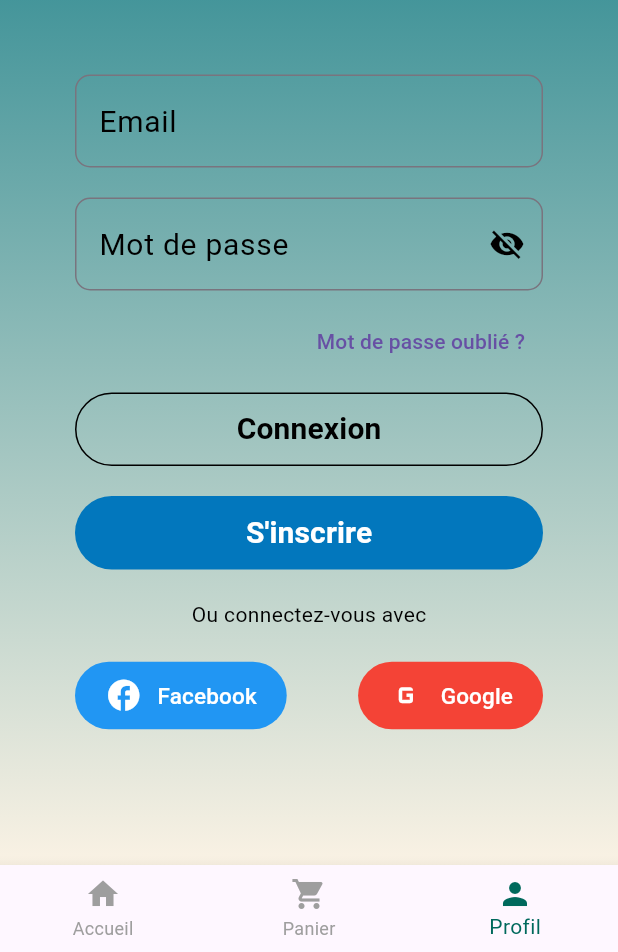
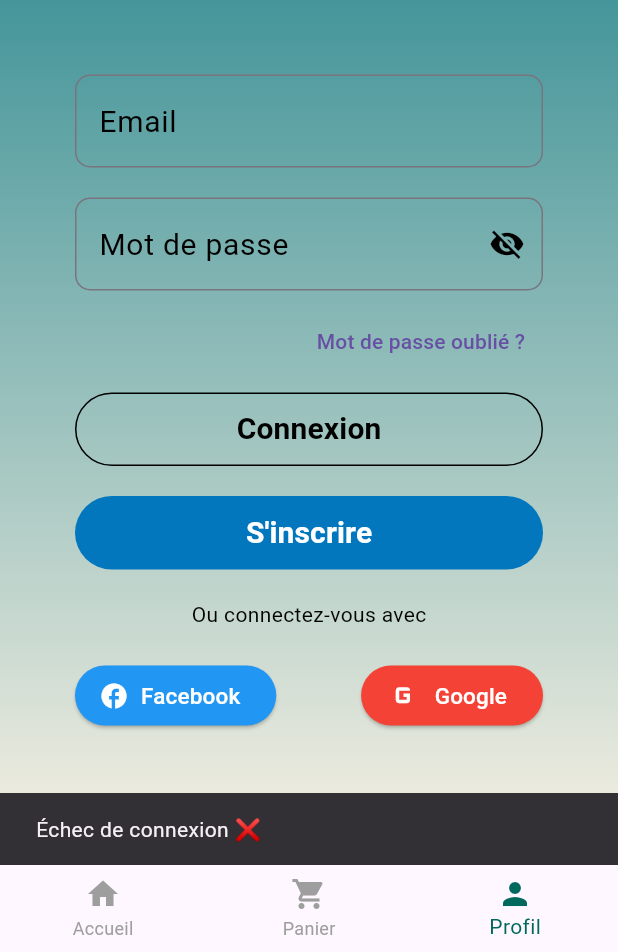
Before and after one commit to Zelikoo/Leafy, a Flutter app: the screen it shows after launch, item 3 of the bottom bar chosen, after a tap on "Facebook", on a phone screen of 412 x 824 dp, the part 284-1236 px from its top. Run offline on Flutter 3.47's test engine with Material 3 defaults, Android fonts, the phone set to English and light mode, and no system bars; our stand-ins replace google_sign_in; missing offline and left inert: flutter_facebook_auth.

Commit message:
refactor: Enhance login page UI and functionality
This commit refactors the `ProfilPage` to improve its user interface and add state management for a better user experience.

- Converts `ProfilPage` from a `StatelessWidget` to a `StatefulWidget` to manage local state.
- Wraps the page content in a `SingleChildScrollView` to prevent overflow on smaller screens.
- Replaces `hintText` with `labelText` for `Email` and `Mot de passe` fields and styles the labels.
- Implements an `OutlineInputBorder` for the text fields.
- Adds password visibility toggle functionality to the "Mot de passe" field, allowing users to show or hide the password.
- Sets appropriate keyboard types (`TextInputType.emailAddress` and `TextInputType.visiblePassword`) and disables autocorrect for the input fields.

```diff
--- a/lib/main.dart
+++ b/lib/main.dart
@@ -28,6 +28,7 @@ class MyApp extends StatelessWidget {
         '/connexion': (context) => const ConnexionPage(),
       },
       theme: ThemeData(),
+      debugShowCheckedModeBanner: false,
     );
   }
 }
--- a/lib/pages/profil_page.dart
+++ b/lib/pages/profil_page.dart
@@ -1,4 +1,6 @@
 import 'package:flutter/material.dart';
+import '../services/facebook_auth.dart';
+import '../services/google_auth.dart';
 
 class ProfilPage extends StatefulWidget {
   const ProfilPage({super.key});
@@ -11,6 +13,9 @@ class _ProfilPageState extends State<ProfilPage> {
   late bool passwordVisible = false;
   late String email = '';
   late String password = '';
+
+  final FacebookAuthService _facebookAuthService = FacebookAuthService();
+  final GoogleAuthService _googleAuthService = GoogleAuthService();
 
   @override
   Widget build(BuildContext context) {
@@ -163,60 +168,72 @@ class _ProfilPageState extends State<ProfilPage> {
                 Row(
                   mainAxisAlignment: MainAxisAlignment.spaceBetween,
                   children: [
-                    TextButton(
-                      onPressed: () {
-                        print('connexion facebook');
-                      },
-                      style: TextButton.styleFrom(
-                        padding: EdgeInsets.symmetric(
-                          horizontal: 20,
-                          vertical: 10,
+                    ElevatedButton.icon(
+                      icon: Icon(Icons.facebook, color: Colors.white, size: 20),
+                      label: const Text(
+                        'Facebook',
+                        style: TextStyle(fontSize: 15),
                       ),
+                      style: ElevatedButton.styleFrom(
+                        foregroundColor: Colors.white,
                         backgroundColor: Colors.blue,
                         shape: RoundedRectangleBorder(
                           borderRadius: BorderRadius.circular(30),
                         ),
                       ),
-                      child: Row(
-                        children: [
-                          Icon(Icons.facebook, color: Colors.white, size: 25),
-                          SizedBox(width: 10),
-                          Text(
-                            "Facebook",
-                            style: TextStyle(color: Colors.white, fontSize: 15),
+                      onPressed: () async {
+                        final userData = await _facebookAuthService
+                            .signInWithFacebook();
+                        if (userData != null) {
+                          ScaffoldMessenger.of(context).showSnackBar(
+                            const SnackBar(
+                              content: Text('Connexion réussie ✅'),
                             ),
-                        ],
+                          );
+                        } else {
+                          ScaffoldMessenger.of(context).showSnackBar(
+                            const SnackBar(
+                              content: Text('Échec de connexion ❌'),
                             ),
+                          );
+                        }
+                      },
                     ),
                     SizedBox(width: 20),
-                    TextButton(
-                      onPressed: () {
-                        print('connexion google');
-                      },
-                      style: TextButton.styleFrom(
-                        padding: EdgeInsets.symmetric(
-                          horizontal: 20,
-                          vertical: 10,
+                    ElevatedButton.icon(
+                      icon: Icon(
+                        Icons.g_mobiledata,
+                        color: Colors.white,
+                        size: 25,
                       ),
+                      label: const Text(
+                        'Google',
+                        style: TextStyle(fontSize: 15),
+                      ),
+                      style: ElevatedButton.styleFrom(
+                        foregroundColor: Colors.white,
                         backgroundColor: Colors.red,
                         shape: RoundedRectangleBorder(
                           borderRadius: BorderRadius.circular(30),
                         ),
                       ),
-                      child: Row(
-                        children: [
-                          Icon(
-                            Icons.g_mobiledata,
-                            color: Colors.white,
-                            size: 25,
+                      onPressed: () async {
+                        final userData =
+                            await GoogleAuthService.signInWithGoogle();
+                        if (userData != null) {
+                          ScaffoldMessenger.of(context).showSnackBar(
+                            const SnackBar(
+                              content: Text('Connexion réussie ✅'),
                             ),
-                          SizedBox(width: 10),
-                          Text(
-                            "Google",
-                            style: TextStyle(color: Colors.white, fontSize: 15),
+                          );
+                        } else {
+                          ScaffoldMessenger.of(context).showSnackBar(
+                            const SnackBar(
+                              content: Text('Échec de connexion ❌'),
                             ),
-                        ],
-                      ),
+                          );
+                        }
+                      },
                     ),
                   ],
                 ),
--- /dev/null
+++ b/lib/services/facebook_auth.dart
@@ -0,0 +1,73 @@
+import 'package:flutter/foundation.dart';
+import 'package:flutter_facebook_auth/flutter_facebook_auth.dart';
+import 'package:http/http.dart' as http;
+
+/// Classe qui gère l'authentification Facebook
+class FacebookAuthService {
+  /// Connexion via Facebook
+  Future<Map<String, dynamic>?> signInWithFacebook() async {
+    try {
+      // Étape 1 : Démarre le flux de connexion
+      final LoginResult result = await FacebookAuth.instance.login(
+        permissions: ['email', 'public_profile'],
+      );
+
+      switch (result.status) {
+        case LoginStatus.success:
+          // Étape 2 : Récupère le token Facebook
+          final AccessToken accessToken = result.accessToken!;
+          debugPrint('✅ Facebook Access Token: ${accessToken.token}');
+
+          // Étape 3 : Optionnel — Récupère les infos de l’utilisateur
+          final userData = await FacebookAuth.instance.getUserData(
+            fields: "email,name,picture.width(200)",
+          );
+          debugPrint('👤 Facebook user data: $userData');
+
+          // Étape 4 : Envoie le token au backend pour créer une session
+          await _sendTokenToBackend(accessToken.token);
+
+          return userData;
+
+        case LoginStatus.cancelled:
+          debugPrint('⚠️ Connexion Facebook annulée par l’utilisateur.');
+          return null;
+
+        case LoginStatus.failed:
+          debugPrint('❌ Erreur Facebook: ${result.message}');
+          return null;
+
+        default:
+          debugPrint('❌ Statut inconnu: ${result.status}');
+          return null;
+      }
+    } catch (e) {
+      debugPrint('Erreur lors de la connexion Facebook: $e');
+    }
+  }
+
+  /// Déconnexion Facebook
+  Future<Map<String, dynamic>?> signOutFromFacebook() async {
+    await FacebookAuth.instance.logOut();
+    debugPrint('🚪 Déconnecté de Facebook');
+  }
+
+  /// Exemple d’envoi du token au backend
+  Future<void> _sendTokenToBackend(String token) async {
+    try {
+      final response = await http.post(
+        Uri.parse('https://ton-backend.com/api/auth/facebook'),
+        body: {'token': token},
+      );
+
+      if (response.statusCode == 200) {
+        debugPrint('✅ Utilisateur authentifié via Facebook');
+        // 👉 ici tu peux stocker le JWT reçu dans les préférences locales
+      } else {
+        debugPrint('❌ Erreur backend Facebook: ${response.body}');
+      }
+    } catch (e) {
+      debugPrint('❌ Erreur requête backend Facebook: $e');
+    }
+  }
+}
```
Also changed, not shown: lib/services/google_auth.dart (added, +78 -0 lines), pubspec.yaml (+3 -24 lines), pubspec.lock, 1 other file. Lines whose indentation alone changed are shown as unchanged.
